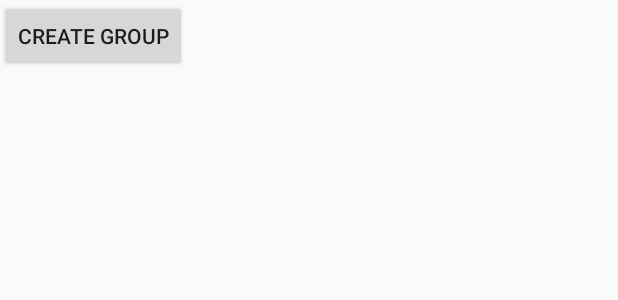
After one commit to alexandrupele/heyhey, an Android app: the layout fragment_groups.xml on its own in the app's theme, with its tools: preview values and no code run, on a phone screen of 412 x 824 dp. The commit adds this screen. Shown: the top 300 px of the screen. Run offline under Robolectric (Android 15) with nearby library versions, the phone set to English and light mode, and no system bars.

Commit message:
create basic structure

```diff
--- a/app/src/main/java/com/apele/heyhey/people/PeopleActivity.kt
+++ b/app/src/main/java/com/apele/heyhey/people/PeopleActivity.kt
@@ -19,7 +19,6 @@ import com.apele.heyhey.utils.ViewsUtils
 import com.facebook.AccessToken
 import com.facebook.GraphRequest
 import com.facebook.login.LoginManager
-import com.google.android.gms.auth.api.Auth
 import com.google.firebase.auth.FirebaseAuth
 import com.google.firebase.database.DataSnapshot
 import com.google.firebase.database.DatabaseError
@@ -31,7 +30,6 @@ import io.reactivex.schedulers.Schedulers
 import kotlinx.android.synthetic.main.activity_people.*
 import org.jetbrains.anko.clearTop
 import org.jetbrains.anko.intentFor
-import org.jetbrains.anko.startActivity
 import org.jetbrains.anko.startActivityForResult
 import org.json.JSONArray
 import org.json.JSONObject
--- /dev/null
+++ b/app/src/main/res/layout/fragment_groups.xml
@@ -0,0 +1,17 @@
+<?xml version="1.0" encoding="utf-8"?>
+<LinearLayout xmlns:android="http://schemas.android.com/apk/res/android"
+    android:orientation="vertical" android:layout_width="match_parent"
+    android:layout_height="match_parent">
+
+    <Button
+        android:id="@+id/createButton"
+        android:text="Create group"
+        android:layout_width="wrap_content"
+        android:layout_height="wrap_content" />
+
+    <android.support.v7.widget.RecyclerView
+        android:id="@+id/groupsRecyclerView"
+        android:layout_width="match_parent"
+        android:layout_height="match_parent" />
+
+</LinearLayout>
--- /dev/null
+++ b/app/src/main/res/layout/group_item.xml
@@ -0,0 +1,5 @@
+<?xml version="1.0" encoding="utf-8"?>
+<FrameLayout xmlns:android="http://schemas.android.com/apk/res/android"
+    android:layout_width="match_parent" android:layout_height="match_parent">
+
+</FrameLayout>
```
Also changed, not shown: app/src/main/java/com/apele/heyhey/groups/Group.kt (added, +7 -0 lines), app/src/main/java/com/apele/heyhey/groups/GroupViewHolder.kt (added, +14 -0 lines), app/src/main/java/com/apele/heyhey/groups/GroupsAdapter.kt (added, +25 -0 lines), app/src/main/java/com/apele/heyhey/groups/GroupsFragment.kt (added, +31 -0 lines), app/src/main/java/com/apele/heyhey/groups/PeoplePickerActivity.kt (added, +16 -0 lines), app/src/main/res/layout/activity_people.xml (+1 -24 lines), app/src/main/res/layout/people_content.xml (added, +28 -0 lines).
